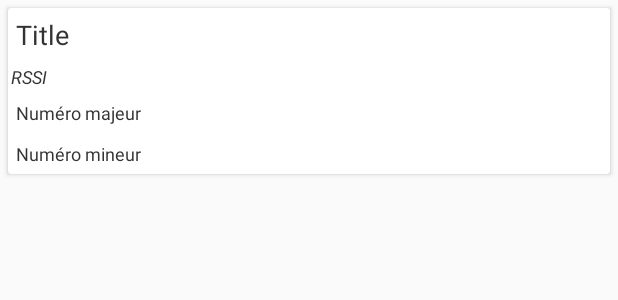
After one commit to Nooka10/SYM_Labo3, an Android app: the layout activity_ibeacon_recyclerview_card.xml on its own in the app's theme, with its tools: preview values and no code run, on a phone screen of 412 x 824 dp. The commit adds this screen. Shown: the top 300 px of the screen. Run offline under Robolectric (Android 15) with nearby library versions, the phone set to English and light mode, and no system bars.

Commit message:
IBeacons fonctionnels

```diff
--- a/app/build.gradle
+++ b/app/build.gradle
@@ -23,6 +23,8 @@ dependencies {
     implementation 'com.android.support:appcompat-v7:28.0.0'
     implementation 'com.android.support.constraint:constraint-layout:1.1.3'
     implementation 'com.android.support:design:28.0.0'
+    implementation 'org.altbeacon:android-beacon-library:2.15.2'
+    implementation 'com.karumi:dexter:5.0.0'
     testImplementation 'junit:junit:4.12'
     androidTestImplementation 'com.android.support.test:runner:1.0.2'
     androidTestImplementation 'com.android.support.test.espresso:espresso-core:3.0.2'
--- a/app/src/main/java/com/labo3/sym/sym_labo3/NFC/LoginSuccessfulActivity.java
+++ b/app/src/main/java/com/labo3/sym/sym_labo3/NFC/LoginSuccessfulActivity.java
@@ -1,6 +1,5 @@
 package com.labo3.sym.sym_labo3.NFC;
 
-import android.app.Activity;
 import android.app.PendingIntent;
 import android.content.Intent;
 import android.content.IntentFilter;
--- /dev/null
+++ b/app/src/main/res/layout/activity_ibeacon_recyclerview_card.xml
@@ -0,0 +1,86 @@
+<?xml version="1.0" encoding="utf-8"?>
+<android.support.v7.widget.CardView
+	xmlns:android = "http://schemas.android.com/apk/res/android"
+	xmlns:tools = "http://schemas.android.com/tools"
+	xmlns:app = "http://schemas.android.com/apk/res-auto"
+	android:layout_width = "match_parent"
+	android:layout_height = "wrap_content"
+	android:layout_margin = "5dp"
+	app:cardBackgroundColor = "@android:color/white"
+	app:cardCornerRadius = "2dp"
+	app:cardElevation = "2dp"
+	>
+
+	<android.support.constraint.ConstraintLayout
+		xmlns:android = "http://schemas.android.com/apk/res/android"
+		android:layout_width = "match_parent"
+		android:layout_height = "match_parent"
+		>
+
+		<TextView
+			android:id = "@+id/activity_ibeacons_recyclerview_card_title"
+			android:layout_width = "match_parent"
+			android:background = "?android:selectableItemBackground"
+			android:padding = "5dp"
+			android:fontFamily = "sans-serif"
+			android:textColor = "#333"
+			android:textSize = "18sp"
+			android:layout_height = "wrap_content"
+			tools:text = "Title"
+			app:layout_constraintTop_toTopOf = "parent"
+			app:layout_constraintStart_toStartOf = "parent"
+			app:layout_constraintEnd_toEndOf = "parent"
+			app:layout_constraintBottom_toTopOf = "@+id/activity_ibeacons_recyclerview_card_rssi"
+			/>
+
+		<TextView
+			android:id = "@+id/activity_ibeacons_recyclerview_card_rssi"
+			android:layout_width = "match_parent"
+			android:layout_height = "wrap_content"
+			android:background = "?android:selectableItemBackground"
+			android:fontFamily = "sans-serif"
+			android:textColor = "#333"
+			android:padding = "2dp"
+			android:textSize = "12sp"
+			android:textStyle = "italic"
+			tools:text = "RSSI"
+			app:layout_constraintTop_toBottomOf = "@+id/activity_ibeacons_recyclerview_card_title"
+			app:layout_constraintEnd_toEndOf = "parent"
+			app:layout_constraintStart_toStartOf = "parent"
+			app:layout_constraintBottom_toTopOf = "@+id/activity_ibeacons_recyclerview_card_nbMajor"
+			/>
+
+		<TextView
+			android:id = "@+id/activity_ibeacons_recyclerview_card_nbMajor"
+			android:layout_width = "match_parent"
+			android:layout_height = "wrap_content"
+			android:background = "?android:selectableItemBackground"
+			android:fontFamily = "sans-serif"
+			android:textColor = "#333"
+			android:padding = "5dp"
+			android:textSize = "12sp"
+			tools:text = "Numéro majeur"
+			app:layout_constraintTop_toBottomOf = "@+id/activity_ibeacons_recyclerview_card_rssi"
+			app:layout_constraintStart_toStartOf = "parent"
+			app:layout_constraintEnd_toEndOf = "parent"
+			app:layout_constraintBottom_toTopOf = "@+id/activity_ibeacons_recyclerview_card_nbMinor"
+			/>
+
+		<TextView
+			android:id = "@+id/activity_ibeacons_recyclerview_card_nbMinor"
+			android:layout_width = "match_parent"
+			android:layout_height = "wrap_content"
+			android:background = "?android:selectableItemBackground"
+			android:fontFamily = "sans-serif"
+			android:padding = "5dp"
+			android:textColor = "#333"
+			android:textSize = "12sp"
+			tools:text = "Numéro mineur"
+			app:layout_constraintTop_toBottomOf = "@+id/activity_ibeacons_recyclerview_card_nbMajor"
+			app:layout_constraintStart_toStartOf = "parent"
+			app:layout_constraintEnd_toEndOf = "parent"
+			app:layout_constraintBottom_toBottomOf = "parent"
+			/>
+	</android.support.constraint.ConstraintLayout>
+
+</android.support.v7.widget.CardView>
--- a/app/src/main/res/values/strings.xml
+++ b/app/src/main/res/values/strings.xml
@@ -31,4 +31,8 @@
 	<string name = "activity_nfc_login_connection_waiting_for_nfc_tag">The user email and password are correct! Scan the NFC Tag to complete the authentication.</string>
 	<string name = "activity_nfc_login_nfc_tag_scanned">Le tag NFC a bien été scanné.</string>
 	<string name = "activity_nfc_login_remaining_time_before_reset_nfc">Le tag NFC devra être rescanné dans %1$d secondes</string>
+	<string name = "activity_ibeacons_viewholder_uuid">UUID : %1$s</string>
+	<string name = "activity_ibeacons_viewholder_rssi">RSSI : %1$s</string>
+	<string name = "activity_ibeacons_viewholder_nbMajor">Major ID : %1$s</string>
+	<string name = "activity_ibeacons_viewholder_nbMinor">Minor ID : %1$s</string>
 </resources>
```
Also changed, not shown: app/src/main/AndroidManifest.xml (+8 -0 lines), app/src/main/java/com/labo3/sym/sym_labo3/MainActivity.java (+9 -0 lines), app/src/main/java/com/labo3/sym/sym_labo3/iBeacon/IBeaconActivity.java (added, +175 -0 lines), app/src/main/java/com/labo3/sym/sym_labo3/iBeacon/IBeaconViewHolder.java (added, +48 -0 lines), app/src/main/java/com/labo3/sym/sym_labo3/iBeacon/RecyclerViewAdapter.java (added, +58 -0 lines), app/src/main/res/layout/activity_ibeacon.xml (added, +26 -0 lines).
